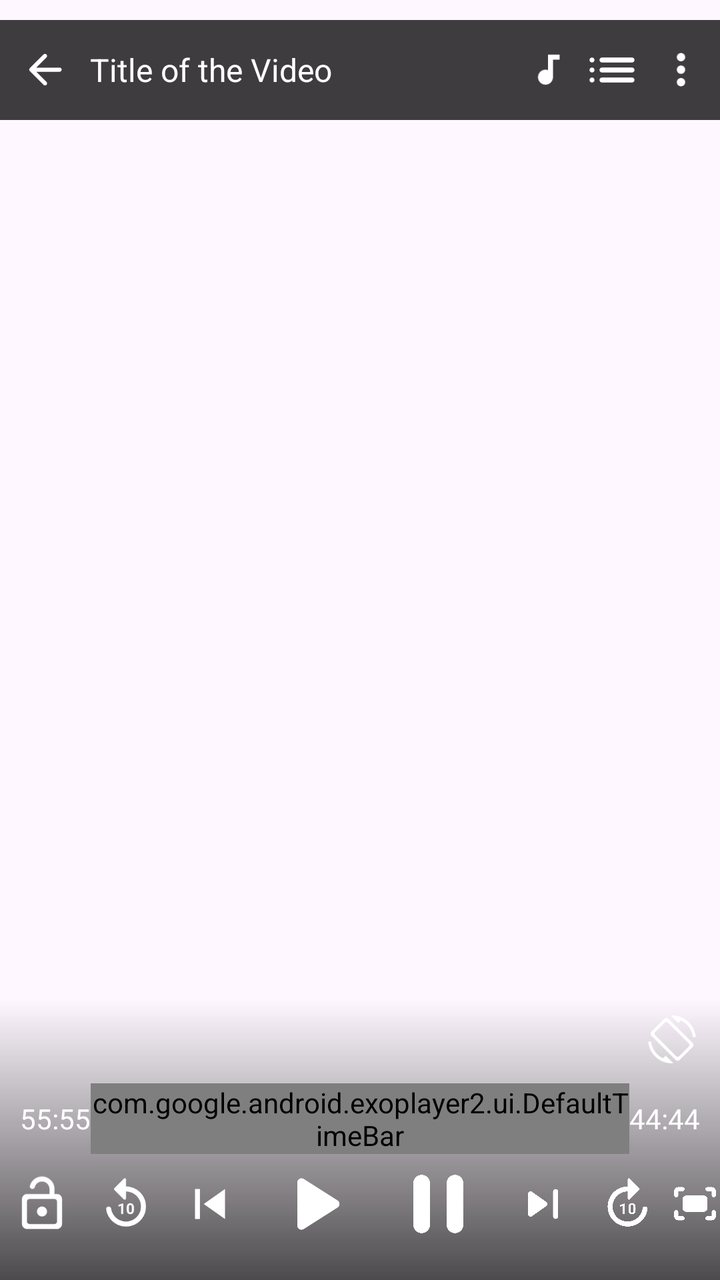
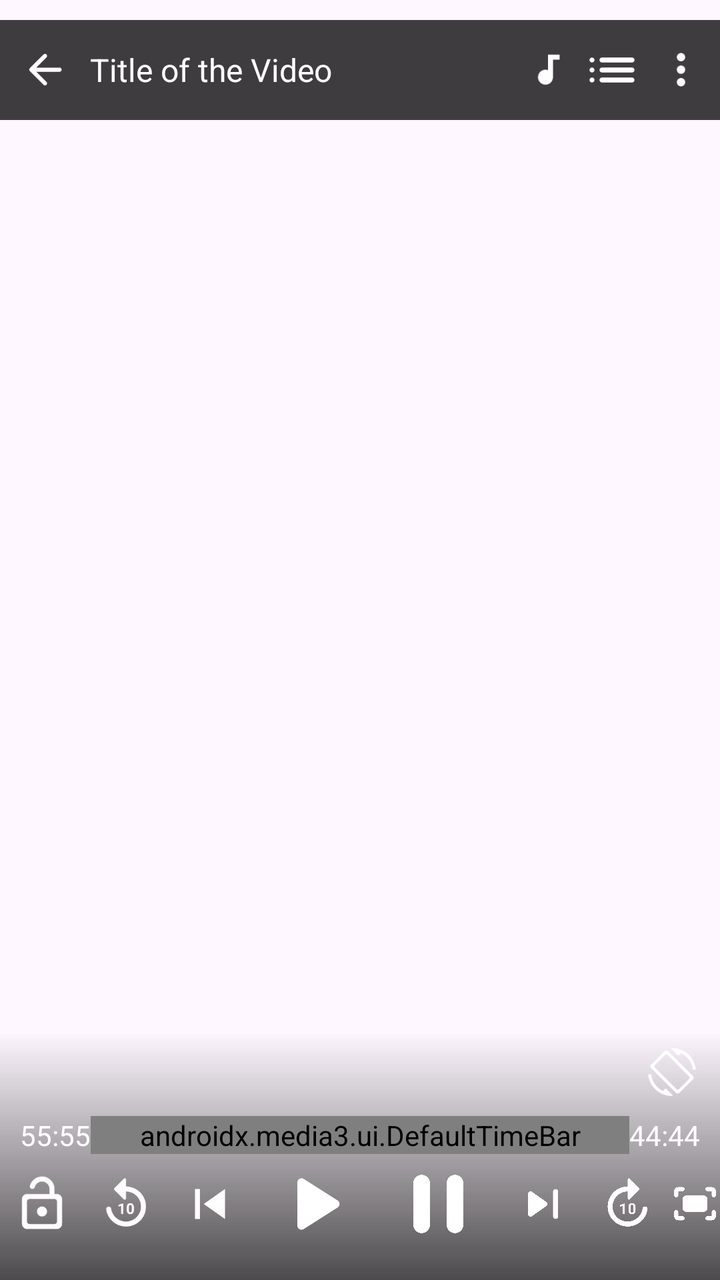

Before-and-after screenshots of an Android layout around one commit, followed by the original layout XML and the change that was made.
<!-- AndroidManifest.xml: application theme Theme.VideoPlayer -->
<!-- res/layout/custom_playback_view.xml -->
<?xml version="1.0" encoding="utf-8"?>
<RelativeLayout xmlns:android="http://schemas.android.com/apk/res/android"
    xmlns:app="http://schemas.android.com/apk/res-auto"
    android:layout_width="match_parent"
    android:layout_height="match_parent"
    android:fitsSystemWindows="false"
    android:clipToPadding="false"
    android:orientation="vertical">

    <RelativeLayout
        android:id="@+id/controller_root"
        android:fitsSystemWindows="false"
        android:layout_width="match_parent"
        android:layout_height="match_parent">

        <LinearLayout
            android:id="@+id/toolbar"
            android:layout_width="match_parent"
            android:layout_height="50dp"
            android:layout_alignParentTop="true"
            android:layout_marginTop="10dp"
            android:background="#CD0F0F0F"
            android:gravity="center_vertical"
            android:orientation="horizontal"
            android:visibility="visible">

            <ImageView
                android:id="@+id/video_back"
                android:layout_width="45dp"
                android:layout_height="45dp"
                android:padding="10dp"
                android:src="@drawable/ic_back" />

            <TextView
                android:id="@+id/video_title"
                android:layout_width="0dp"
                android:layout_height="wrap_content"
                android:layout_weight="1"
                android:ellipsize="end"
                android:maxLines="1"
                android:text="Title of the Video"
                android:textColor="@color/white"
                android:textSize="16sp" />

            <ImageView
                android:contentDescription="Audio Track"
                android:id="@+id/audio_track"
                android:layout_width="20dp"
                android:layout_height="25dp"
                android:layout_marginHorizontal="7dp"
                android:layout_gravity="center_vertical"
                android:src="@drawable/baseline_audiotrack_24" />

            <ImageView
                android:id="@+id/video_list"
                android:layout_width="30dp"
                android:layout_height="30dp"
                android:layout_marginEnd="7dp"
                android:layout_gravity="center_vertical"
                android:src="@drawable/ic_playlist" />

            <ImageView
                android:id="@+id/video_more"
                android:layout_width="25dp"
                android:layout_height="25dp"
                android:layout_marginEnd="7dp"
                android:layout_gravity="center_vertical"
                android:src="@drawable/ic_more_white" />

        </LinearLayout>

        <LinearLayout
            android:id="@+id/zoom_container"
            android:layout_width="wrap_content"
            android:layout_height="wrap_content"
            android:layout_alignParentEnd="true"
            android:layout_below="@id/toolbar"
            android:layout_marginTop="8dp"
            android:layout_marginEnd="16dp"
            android:orientation="horizontal"
            android:gravity="center_vertical"
            android:visibility="gone">

            <TextView
                android:id="@+id/zoom_level_text"
                android:layout_width="wrap_content"
                android:layout_height="wrap_content"
                android:padding="8dp"
                android:text="1.0x"
                android:textSize="14sp"
                android:textColor="@android:color/white"
                android:background="@drawable/seek_feedback_bg" />

            <ImageButton
                android:id="@+id/reset_zoom_btn"
                android:layout_width="40dp"
                android:layout_height="34dp"
                android:padding="8dp"
                android:src="@android:drawable/ic_menu_revert"
                android:background="@drawable/seek_feedback_bg"
                android:layout_marginStart="4dp"
                android:visibility="gone" />
        </LinearLayout>

        <androidx.recyclerview.widget.RecyclerView
            android:id="@+id/recyclerview_icon"
            android:layout_width="wrap_content"
            android:layout_height="wrap_content"
            android:layout_marginTop="5dp"
            android:orientation="horizontal"
            android:layout_below="@id/toolbar"
            android:layout_alignParentStart="true"
            android:layout_alignParentLeft="true" />

        <include layout="@layout/swipe_zoom_design" />

        <LinearLayout
            android:id="@+id/custom_controls_container"
            android:layout_width="match_parent"
            android:layout_height="wrap_content"
            android:layout_alignParentBottom="true"
            android:background="@drawable/playback_icons_bg"
            android:orientation="vertical"
            android:paddingBottom="20dp"
            android:paddingVertical="8dp">

            <ImageView
                android:contentDescription="Orientation"
                android:layout_width="wrap_content"
                android:layout_height="wrap_content"
                android:id="@+id/rotate"
                android:src="@drawable/ic_rotate"
                android:layout_gravity="end"
                android:paddingEnd="12dp"
                android:paddingBottom="10dp"/>

            <RelativeLayout
                android:id="@+id/progress"
                android:layout_width="match_parent"
                android:layout_height="wrap_content"
                android:layout_above="@+id/bottom_icons"
                android:visibility="visible">

                <TextView
                    android:id="@+id/exo_position"
                    android:layout_width="wrap_content"
                    android:layout_height="wrap_content"
                    android:layout_alignParentStart="true"
                    android:layout_centerVertical="true"
                    android:layout_marginStart="10dp"
                    android:text="55:55"
                    android:textColor="@color/white" />

                <TextView
                    android:id="@+id/exo_duration"
                    android:layout_width="wrap_content"
                    android:layout_height="wrap_content"
                    android:layout_alignParentEnd="true"
                    android:layout_centerVertical="true"
                    android:layout_marginEnd="10dp"
                    android:text="44:44"
                    android:textColor="@color/white" />

                <com.google.android.exoplayer2.ui.DefaultTimeBar
                    android:id="@+id/exo_progress"
                    android:layout_width="match_parent"
                    android:layout_height="wrap_content"
                    android:layout_centerVertical="true"
                    android:layout_toStartOf="@+id/exo_duration"
                    android:layout_toEndOf="@+id/exo_position"
                    app:played_color="@color/purple_200"
                    app:scrubber_drawable="@drawable/scrubber" />
            </RelativeLayout>

            <LinearLayout
                android:id="@+id/bottom_icons"
                android:layout_width="match_parent"
                android:layout_height="wrap_content"
                android:layout_alignParentBottom="true"
                android:layout_marginBottom="5dp"
                android:gravity="center_vertical"
                android:orientation="horizontal"
                android:weightSum="7">

                <ImageView
                    android:id="@+id/unlock"
                    android:layout_width="30dp"
                    android:layout_height="30dp"
                    android:layout_weight="1"
                    android:src="@drawable/ic_unlock" />

                <ImageView
                    android:id="@+id/exo_rew"
                    android:layout_width="30dp"
                    android:layout_height="30dp"
                    android:layout_weight="1"
                    android:src="@drawable/ic_rewind" />

                <ImageView
                    android:id="@+id/exo_prev"
                    android:layout_width="30dp"
                    android:layout_height="30dp"
                    android:layout_weight="1"
                    android:src="@drawable/ic_previous" />

                <ImageView
                    android:id="@+id/exo_play"
                    android:layout_width="50dp"
                    android:layout_height="50dp"
                    android:layout_weight="1"
                    android:src="@drawable/ic_play" />

                <ImageView
                    android:id="@+id/exo_pause"
                    android:layout_width="50dp"
                    android:layout_height="50dp"
                    android:layout_weight="1"
                    android:src="@drawable/ic_pause" />

                <ImageView
                    android:id="@+id/exo_next"
                    android:layout_width="30dp"
                    android:layout_height="30dp"
                    android:layout_weight="1"
                    android:src="@drawable/ic_next" />

                <ImageView
                    android:id="@+id/exo_ffwd"
                    android:layout_width="30dp"
                    android:layout_height="30dp"
                    android:layout_weight="1"
                    android:src="@drawable/ic_forward" />

                <ImageView
                    android:id="@+id/scaling"
                    android:layout_width="25dp"
                    android:layout_height="25dp"
                    android:layout_weight="1"
                    android:src="@drawable/ic_fit" />
            </LinearLayout>
        </LinearLayout>
    </RelativeLayout>

    <ImageView
        android:id="@+id/lock"
        android:layout_width="50dp"
        android:layout_height="50dp"
        android:layout_alignParentEnd="true"
        android:layout_centerVertical="true"
        android:layout_marginRight="10dp"
        android:background="@drawable/ripple_circle"
        android:scaleType="centerInside"
        android:src="@drawable/ic_lock"
        android:visibility="gone"
        android:elevation="4dp"/>
</RelativeLayout>
<!-- res/layout/swipe_zoom_design.xml (included above) -->
<?xml version="1.0" encoding="utf-8"?>
<RelativeLayout xmlns:android="http://schemas.android.com/apk/res/android"
    android:layout_width="match_parent"
    android:layout_height="match_parent">

    <LinearLayout
        android:id="@+id/vol_progress_container"
        android:layout_width="wrap_content"
        android:layout_height="wrap_content"
        android:layout_centerVertical="true"
        android:layout_marginStart="10dp"
        android:layout_marginEnd="10dp"
        android:background="@drawable/progress_bar_bg"
        android:padding="10dp"
        android:orientation="vertical"
        android:visibility="gone">

        <ProgressBar
            android:layout_width="5dp"
            android:layout_height="125dp"
            android:id="@+id/vol_progress"
            style="?android:attr/progressBarStyleHorizontal"
            android:layout_gravity="center_horizontal"
            android:layout_marginBottom="5dp"
            android:max="100"
            android:progress="50"
            android:progressDrawable="@drawable/vertical_progress_bar"/>
        <ImageView
            android:layout_width="wrap_content"
            android:layout_height="wrap_content"
            android:id="@+id/vol_icon"
            android:src="@drawable/ic_volume"/>

    </LinearLayout>

    <LinearLayout
        android:layout_width="wrap_content"
        android:layout_height="wrap_content"
        android:id="@+id/vol_text_container"
        android:layout_centerInParent="true"
        android:background="@drawable/progress_bar_bg"
        android:gravity="center_horizontal"
        android:orientation="horizontal"
        android:padding="10dp"
        android:visibility="gone">
        <TextView
            android:layout_width="wrap_content"
            android:layout_height="wrap_content"
            android:text="Volume: "
            android:textSize="16sp"
            android:textColor="@color/white"/>
        <TextView
            android:id="@+id/vol_text"
            android:layout_width="wrap_content"
            android:layout_height="wrap_content"
            android:text="13"
            android:textSize="16sp"
            android:textColor="@color/white"/>

    </LinearLayout>
    

    <LinearLayout
        android:id="@+id/brt_progress_container"
        android:layout_width="wrap_content"
        android:layout_height="wrap_content"
        android:layout_centerVertical="true"
        android:layout_marginStart="10dp"
        android:layout_alignParentEnd="true"
        android:layout_marginEnd="10dp"
        android:background="@drawable/progress_bar_bg"
        android:padding="10dp"
        android:orientation="vertical"
        android:visibility="gone">

        <ProgressBar
            android:layout_width="5dp"
            android:layout_height="125dp"
            android:id="@+id/brt_progress"
            style="?android:attr/progressBarStyleHorizontal"
            android:layout_gravity="center_horizontal"
            android:layout_marginBottom="5dp"
            android:max="100"
            android:progress="50"
            android:progressDrawable="@drawable/vertical_progress_bar"/>
        <ImageView
            android:layout_width="wrap_content"
            android:layout_height="wrap_content"
            android:id="@+id/brt_icon"
            android:src="@drawable/ic_brightness"/>

    </LinearLayout>

    <LinearLayout
        android:layout_width="wrap_content"
        android:layout_height="wrap_content"
        android:id="@+id/brt_text_container"
        android:layout_centerInParent="true"
        android:background="@drawable/progress_bar_bg"
        android:gravity="center_horizontal"
        android:orientation="horizontal"
        android:padding="10dp"
        android:visibility="gone">
        <TextView
            android:layout_width="wrap_content"
            android:layout_height="wrap_content"
            android:text="Brightness: "
            android:textSize="16sp"
            android:textColor="@color/white"/>
        <TextView
            android:id="@+id/brt_text"
            android:layout_width="wrap_content"
            android:layout_height="wrap_content"
            android:text="13"
            android:textSize="16sp"
            android:textColor="@color/white"/>

    </LinearLayout>

    <RelativeLayout
        android:layout_width="wrap_content"
        android:layout_height="wrap_content"
        android:layout_centerInParent="true"
        android:layout_marginTop="10dp"
        android:background="@drawable/progress_bar_bg"
        android:gravity="bottom"
        android:visibility="gone"
        android:id="@+id/zoom_container">

        <TextView
            android:layout_width="wrap_content"
            android:layout_height="wrap_content"
            android:id="@+id/zoom_percentage"
            android:layout_centerHorizontal="true"
            android:text="50%"
            android:textColor="@color/white"
            android:textSize="32sp"/>

    </RelativeLayout>
    <RelativeLayout
        android:layout_width="wrap_content"
        android:layout_height="wrap_content"
        android:id="@+id/double_tap_play_pause"
        android:background="@drawable/progress_bar_bg"
        android:layout_centerInParent="true"
        android:visibility="gone">

        <LinearLayout
            android:layout_width="wrap_content"
            android:layout_height="wrap_content"
            android:gravity="center_vertical"
            android:orientation="horizontal"
            android:paddingBottom="5dp">

            <ImageView
                android:layout_width="40dp"
                android:layout_gravity="center"
                android:layout_height="40dp"
                android:src="@drawable/ic_pause"/>

            <TextView
                android:layout_width="wrap_content"
                android:layout_gravity="center"
                android:layout_height="wrap_content"
                android:text="Paused"
                android:textColor="@color/white"
                android:layout_marginTop="0dp"
                android:textSize="20sp"/>

        </LinearLayout>

    </RelativeLayout>

</RelativeLayout>
<!-- resources referenced by this layout -->
<resources>
  <color name="purple_200">#1A78F2</color>
  <color name="white">#FFFFFFFF</color>
  <!-- drawable ic_brightness (drawable) -->
  <vector android:height="24dp" android:tint="#FFFFFF"
      android:viewportHeight="24" android:viewportWidth="24"
      android:width="24dp" xmlns:android="http://schemas.android.com/apk/res/android">
      <path android:fillColor="@android:color/white" android:pathData="M20,8.69L20,6c0,-1.1 -0.9,-2 -2,-2h-2.69l-1.9,-1.9c-0.78,-0.78 -2.05,-0.78 -2.83,0L8.69,4L6,4c-1.1,0 -2,0.9 -2,2v2.69l-1.9,1.9c-0.78,0.78 -0.78,2.05 0,2.83l1.9,1.9L4,18c0,1.1 0.9,2 2,2h2.69l1.9,1.9c0.78,0.78 2.05,0.78 2.83,0l1.9,-1.9L18,20c1.1,0 2,-0.9 2,-2v-2.69l1.9,-1.9c0.78,-0.78 0.78,-2.05 0,-2.83L20,8.69zM12,18c-3.31,0 -6,-2.69 -6,-6s2.69,-6 6,-6 6,2.69 6,6 -2.69,6 -6,6zM12,8c-2.21,0 -4,1.79 -4,4s1.79,4 4,4 4,-1.79 4,-4 -1.79,-4 -4,-4z"/>
  </vector>
  <!-- drawable ic_volume (drawable) -->
  <vector android:autoMirrored="true" android:height="24dp"
      android:tint="#FFFFFF" android:viewportHeight="24"
      android:viewportWidth="24" android:width="24dp" xmlns:android="http://schemas.android.com/apk/res/android">
      <path android:fillColor="@android:color/white" android:pathData="M3,10v4c0,0.55 0.45,1 1,1h3l3.29,3.29c0.63,0.63 1.71,0.18 1.71,-0.71L12,6.41c0,-0.89 -1.08,-1.34 -1.71,-0.71L7,9L4,9c-0.55,0 -1,0.45 -1,1zM16.5,12c0,-1.77 -1.02,-3.29 -2.5,-4.03v8.05c1.48,-0.73 2.5,-2.25 2.5,-4.02zM14,4.45v0.2c0,0.38 0.25,0.71 0.6,0.85C17.18,6.53 19,9.06 19,12s-1.82,5.47 -4.4,6.5c-0.36,0.14 -0.6,0.47 -0.6,0.85v0.2c0,0.63 0.63,1.07 1.21,0.85C18.6,19.11 21,15.84 21,12s-2.4,-7.11 -5.79,-8.4c-0.58,-0.23 -1.21,0.22 -1.21,0.85z"/>
  </vector>
  <!-- drawable progress_bar_bg (drawable) -->
  <?xml version="1.0" encoding="utf-8"?>
  <shape xmlns:android="http://schemas.android.com/apk/res/android">
  
      <corners android:radius="4dp"/>
          <solid android:color="@color/light_dark_color"/>
  </shape>
  <!-- drawable ripple_circle (drawable) -->
  <?xml version="1.0" encoding="utf-8"?>
  <ripple xmlns:android="http://schemas.android.com/apk/res/android"
      android:color="@color/purple_200">
  
      <item android:drawable="@drawable/circle"/>
  </ripple>
  <!-- drawable vertical_progress_bar (drawable) -->
  <?xml version="1.0" encoding="utf-8"?>
  <layer-list xmlns:android="http://schemas.android.com/apk/res/android">
  
      <item android:id="@android:id/background">
          <shape>
              <solid android:color="@color/white"/>
              <corners android:radius="20dp"/>
          </shape>
      </item>
      <item android:id="@android:id/progress">
          <scale android:drawable="@drawable/vol_progress_shape"
              android:scaleHeight="100%"
              android:scaleGravity="bottom"/>
      </item>
  </layer-list>
  <style name="Theme.VideoPlayer" parent="Base.Theme.VideoPlayer" />
  <color name="light_dark_color">#74000000</color>
  <!-- drawable circle (drawable) -->
  <?xml version="1.0" encoding="utf-8"?>
  <shape xmlns:android="http://schemas.android.com/apk/res/android"
      android:innerRadius="0dp"
      android:shape="ring"
      android:thicknessRatio="2"
      android:useLevel="false">
  
      <solid android:color="@color/light_dark_color"/>
  
  </shape>
  <!-- drawable vol_progress_shape (drawable) -->
  <?xml version="1.0" encoding="utf-8"?>
  <shape xmlns:android="http://schemas.android.com/apk/res/android">
  
      <corners android:radius="20dp"/>
          <solid android:color="@color/purple_200"/>
  </shape>
  <style name="Base.Theme.VideoPlayer" parent="Theme.Material3.DayNight.NoActionBar">
          <item name="colorPrimary">#1A78F2</item>
          <item name="colorPrimaryDark">#1A78F2</item>
          <item name="colorAccent">#1A78F2</item>
          <item name="android:statusBarColor">#1A78F2</item>
          
          
      </style>
  <!-- unchanged entries left out for length: 17 -->
</resources>

<!-- the commit's change to res/layout/custom_playback_view.xml (unified diff, before → after) -->
@@ -112,7 +112,7 @@
             android:layout_alignParentStart="true"
             android:layout_alignParentLeft="true" />
 
-        <include layout="@layout/swipe_zoom_design" />
+
 
         <LinearLayout
             android:id="@+id/custom_controls_container"
@@ -161,7 +161,7 @@
                     android:text="44:44"
                     android:textColor="@color/white" />
 
-                <com.google.android.exoplayer2.ui.DefaultTimeBar
+                <androidx.media3.ui.DefaultTimeBar
                     android:id="@+id/exo_progress"
                     android:layout_width="match_parent"
                     android:layout_height="wrap_content"
@@ -254,178 +254,3 @@
         android:visibility="gone"
         android:elevation="4dp"/>
 </RelativeLayout>
-<!-- res/layout/swipe_zoom_design.xml (included above) -->
-<?xml version="1.0" encoding="utf-8"?>
-<RelativeLayout xmlns:android="http://schemas.android.com/apk/res/android"
-    android:layout_width="match_parent"
-    android:layout_height="match_parent">
-
-    <LinearLayout
-        android:id="@+id/vol_progress_container"
-        android:layout_width="wrap_content"
-        android:layout_height="wrap_content"
-        android:layout_centerVertical="true"
-        android:layout_marginStart="10dp"
-        android:layout_marginEnd="10dp"
-        android:background="@drawable/progress_bar_bg"
-        android:padding="10dp"
-        android:orientation="vertical"
-        android:visibility="gone">
-
-        <ProgressBar
-            android:layout_width="5dp"
-            android:layout_height="125dp"
-            android:id="@+id/vol_progress"
-            style="?android:attr/progressBarStyleHorizontal"
-            android:layout_gravity="center_horizontal"
-            android:layout_marginBottom="5dp"
-            android:max="100"
-            android:progress="50"
-            android:progressDrawable="@drawable/vertical_progress_bar"/>
-        <ImageView
-            android:layout_width="wrap_content"
-            android:layout_height="wrap_content"
-            android:id="@+id/vol_icon"
-            android:src="@drawable/ic_volume"/>
-
-    </LinearLayout>
-
-    <LinearLayout
-        android:layout_width="wrap_content"
-        android:layout_height="wrap_content"
-        android:id="@+id/vol_text_container"
-        android:layout_centerInParent="true"
-        android:background="@drawable/progress_bar_bg"
-        android:gravity="center_horizontal"
-        android:orientation="horizontal"
-        android:padding="10dp"
-        android:visibility="gone">
-        <TextView
-            android:layout_width="wrap_content"
-            android:layout_height="wrap_content"
-            android:text="Volume: "
-            android:textSize="16sp"
-            android:textColor="@color/white"/>
-        <TextView
-            android:id="@+id/vol_text"
-            android:layout_width="wrap_content"
-            android:layout_height="wrap_content"
-            android:text="13"
-            android:textSize="16sp"
-            android:textColor="@color/white"/>
-
-    </LinearLayout>
-    
-
-    <LinearLayout
-        android:id="@+id/brt_progress_container"
-        android:layout_width="wrap_content"
-        android:layout_height="wrap_content"
-        android:layout_centerVertical="true"
-        android:layout_marginStart="10dp"
-        android:layout_alignParentEnd="true"
-        android:layout_marginEnd="10dp"
-        android:background="@drawable/progress_bar_bg"
-        android:padding="10dp"
-        android:orientation="vertical"
-        android:visibility="gone">
-
-        <ProgressBar
-            android:layout_width="5dp"
-            android:layout_height="125dp"
-            android:id="@+id/brt_progress"
-            style="?android:attr/progressBarStyleHorizontal"
-            android:layout_gravity="center_horizontal"
-            android:layout_marginBottom="5dp"
-            android:max="100"
-            android:progress="50"
-            android:progressDrawable="@drawable/vertical_progress_bar"/>
-        <ImageView
-            android:layout_width="wrap_content"
-            android:layout_height="wrap_content"
-            android:id="@+id/brt_icon"
-            android:src="@drawable/ic_brightness"/>
-
-    </LinearLayout>
-
-    <LinearLayout
-        android:layout_width="wrap_content"
-        android:layout_height="wrap_content"
-        android:id="@+id/brt_text_container"
-        android:layout_centerInParent="true"
-        android:background="@drawable/progress_bar_bg"
-        android:gravity="center_horizontal"
-        android:orientation="horizontal"
-        android:padding="10dp"
-        android:visibility="gone">
-        <TextView
-            android:layout_width="wrap_content"
-            android:layout_height="wrap_content"
-            android:text="Brightness: "
-            android:textSize="16sp"
-            android:textColor="@color/white"/>
-        <TextView
-            android:id="@+id/brt_text"
-            android:layout_width="wrap_content"
-            android:layout_height="wrap_content"
-            android:text="13"
-            android:textSize="16sp"
-            android:textColor="@color/white"/>
-
-    </LinearLayout>
-
-    <RelativeLayout
-        android:layout_width="wrap_content"
-        android:layout_height="wrap_content"
-        android:layout_centerInParent="true"
-        android:layout_marginTop="10dp"
-        android:background="@drawable/progress_bar_bg"
-        android:gravity="bottom"
-        android:visibility="gone"
-        android:id="@+id/zoom_container">
-
-        <TextView
-            android:layout_width="wrap_content"
-            android:layout_height="wrap_content"
-            android:id="@+id/zoom_percentage"
-            android:layout_centerHorizontal="true"
-            android:text="50%"
-            android:textColor="@color/white"
-            android:textSize="32sp"/>
-
-    </RelativeLayout>
-    <RelativeLayout
-        android:layout_width="wrap_content"
-        android:layout_height="wrap_content"
-        android:id="@+id/double_tap_play_pause"
-        android:background="@drawable/progress_bar_bg"
-        android:layout_centerInParent="true"
-        android:visibility="gone">
-
-        <LinearLayout
-            android:layout_width="wrap_content"
-            android:layout_height="wrap_content"
-            android:gravity="center_vertical"
-            android:orientation="horizontal"
-            android:paddingBottom="5dp">
-
-            <ImageView
-                android:layout_width="40dp"
-                android:layout_gravity="center"
-                android:layout_height="40dp"
-                android:src="@drawable/ic_pause"/>
-
-            <TextView
-                android:layout_width="wrap_content"
-                android:layout_gravity="center"
-                android:layout_height="wrap_content"
-                android:text="Paused"
-                android:textColor="@color/white"
-                android:layout_marginTop="0dp"
-                android:textSize="20sp"/>
-
-        </LinearLayout>
-
-    </RelativeLayout>
-
-</RelativeLayout>
<!-- resource entries referenced after the edit -->
@@ -2,25 +2,6 @@
 <resources>
   <color name="purple_200">#1A78F2</color>
   <color name="white">#FFFFFFFF</color>
-  <!-- drawable ic_brightness (drawable) -->
-  <vector android:height="24dp" android:tint="#FFFFFF"
-      android:viewportHeight="24" android:viewportWidth="24"
-      android:width="24dp" xmlns:android="http://schemas.android.com/apk/res/android">
-      <path android:fillColor="@android:color/white" android:pathData="M20,8.69L20,6c0,-1.1 -0.9,-2 -2,-2h-2.69l-1.9,-1.9c-0.78,-0.78 -2.05,-0.78 -2.83,0L8.69,4L6,4c-1.1,0 -2,0.9 -2,2v2.69l-1.9,1.9c-0.78,0.78 -0.78,2.05 0,2.83l1.9,1.9L4,18c0,1.1 0.9,2 2,2h2.69l1.9,1.9c0.78,0.78 2.05,0.78 2.83,0l1.9,-1.9L18,20c1.1,0 2,-0.9 2,-2v-2.69l1.9,-1.9c0.78,-0.78 0.78,-2.05 0,-2.83L20,8.69zM12,18c-3.31,0 -6,-2.69 -6,-6s2.69,-6 6,-6 6,2.69 6,6 -2.69,6 -6,6zM12,8c-2.21,0 -4,1.79 -4,4s1.79,4 4,4 4,-1.79 4,-4 -1.79,-4 -4,-4z"/>
-  </vector>
-  <!-- drawable ic_volume (drawable) -->
-  <vector android:autoMirrored="true" android:height="24dp"
-      android:tint="#FFFFFF" android:viewportHeight="24"
-      android:viewportWidth="24" android:width="24dp" xmlns:android="http://schemas.android.com/apk/res/android">
-      <path android:fillColor="@android:color/white" android:pathData="M3,10v4c0,0.55 0.45,1 1,1h3l3.29,3.29c0.63,0.63 1.71,0.18 1.71,-0.71L12,6.41c0,-0.89 -1.08,-1.34 -1.71,-0.71L7,9L4,9c-0.55,0 -1,0.45 -1,1zM16.5,12c0,-1.77 -1.02,-3.29 -2.5,-4.03v8.05c1.48,-0.73 2.5,-2.25 2.5,-4.02zM14,4.45v0.2c0,0.38 0.25,0.71 0.6,0.85C17.18,6.53 19,9.06 19,12s-1.82,5.47 -4.4,6.5c-0.36,0.14 -0.6,0.47 -0.6,0.85v0.2c0,0.63 0.63,1.07 1.21,0.85C18.6,19.11 21,15.84 21,12s-2.4,-7.11 -5.79,-8.4c-0.58,-0.23 -1.21,0.22 -1.21,0.85z"/>
-  </vector>
-  <!-- drawable progress_bar_bg (drawable) -->
-  <?xml version="1.0" encoding="utf-8"?>
-  <shape xmlns:android="http://schemas.android.com/apk/res/android">
-  
-      <corners android:radius="4dp"/>
-          <solid android:color="@color/light_dark_color"/>
-  </shape>
   <!-- drawable ripple_circle (drawable) -->
   <?xml version="1.0" encoding="utf-8"?>
   <ripple xmlns:android="http://schemas.android.com/apk/res/android"
@@ -28,22 +9,6 @@
   
       <item android:drawable="@drawable/circle"/>
   </ripple>
-  <!-- drawable vertical_progress_bar (drawable) -->
-  <?xml version="1.0" encoding="utf-8"?>
-  <layer-list xmlns:android="http://schemas.android.com/apk/res/android">
-  
-      <item android:id="@android:id/background">
-          <shape>
-              <solid android:color="@color/white"/>
-              <corners android:radius="20dp"/>
-          </shape>
-      </item>
-      <item android:id="@android:id/progress">
-          <scale android:drawable="@drawable/vol_progress_shape"
-              android:scaleHeight="100%"
-              android:scaleGravity="bottom"/>
-      </item>
-  </layer-list>
   <style name="Theme.VideoPlayer" parent="Base.Theme.VideoPlayer" />
   <color name="light_dark_color">#74000000</color>
   <!-- drawable circle (drawable) -->
@@ -57,13 +22,6 @@
       <solid android:color="@color/light_dark_color"/>
   
   </shape>
-  <!-- drawable vol_progress_shape (drawable) -->
-  <?xml version="1.0" encoding="utf-8"?>
-  <shape xmlns:android="http://schemas.android.com/apk/res/android">
-  
-      <corners android:radius="20dp"/>
-          <solid android:color="@color/purple_200"/>
-  </shape>
   <style name="Base.Theme.VideoPlayer" parent="Theme.Material3.DayNight.NoActionBar">
           <item name="colorPrimary">#1A78F2</item>
           <item name="colorPrimaryDark">#1A78F2</item>
